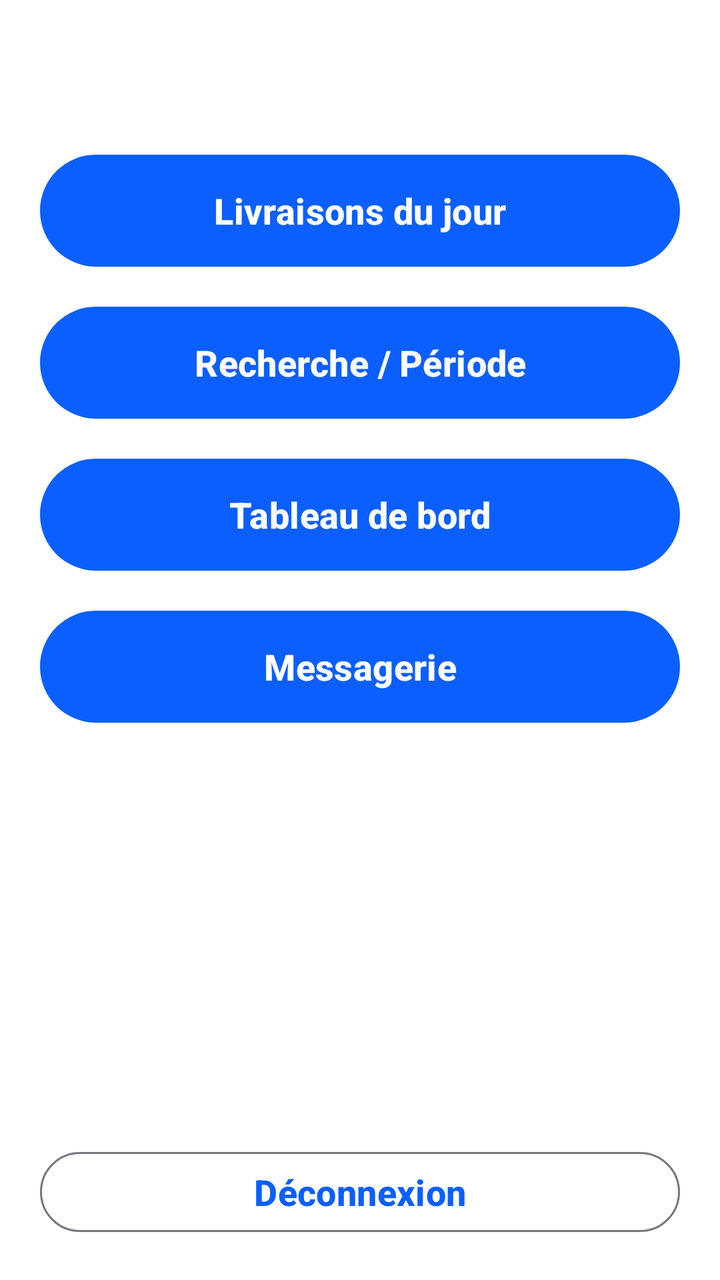
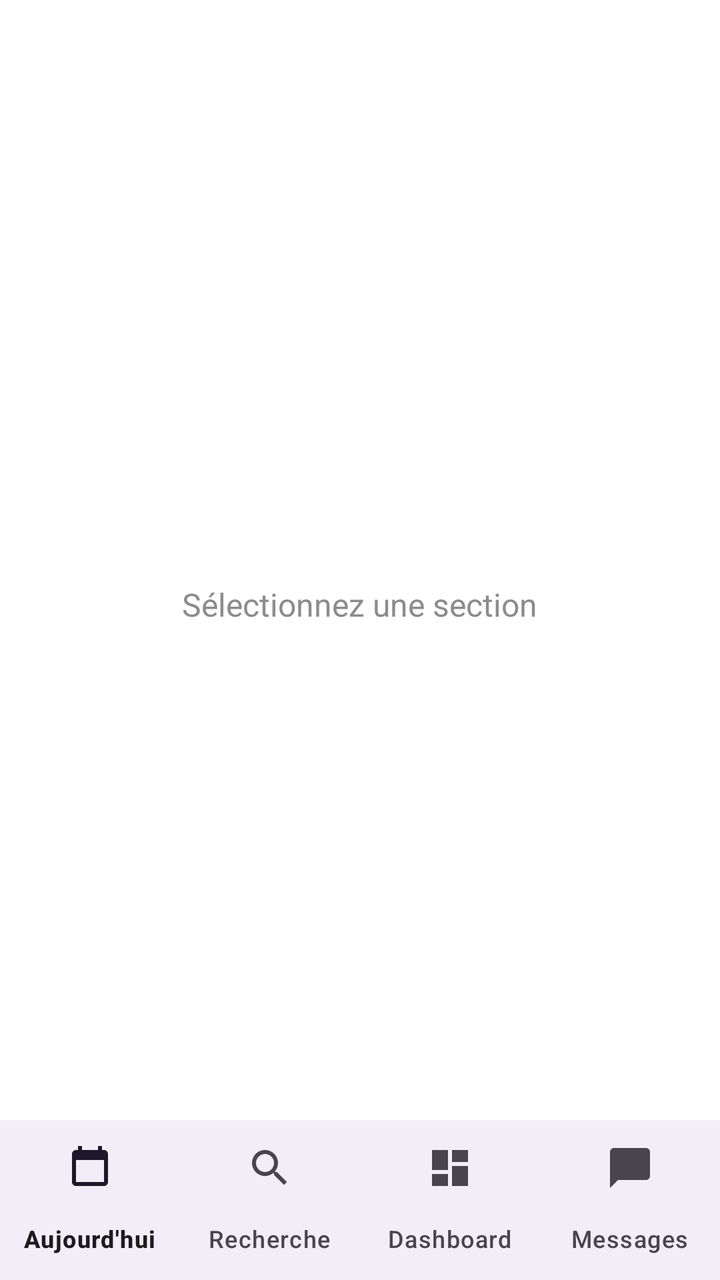

An Android layout rendered at two revisions. The XML below is the earlier revision; the diff shows what the commit changed to produce the second picture.
<!-- AndroidManifest.xml: application theme Theme.Livraison -->
<!-- res/layout/activity_controller_home.xml -->
<?xml version="1.0" encoding="utf-8"?>
<LinearLayout xmlns:android="http://schemas.android.com/apk/res/android"
    android:layout_width="match_parent"
    android:layout_height="match_parent"
    android:orientation="vertical"
    android:padding="20dp">

    <TextView
        android:id="@+id/tvGreeting"
        android:layout_width="match_parent"
        android:layout_height="wrap_content"
        android:textSize="22sp"
        android:textStyle="bold"
        android:textColor="@color/primary"
        android:layout_marginBottom="24dp"/>

    <com.google.android.material.button.MaterialButton
        android:id="@+id/btnToday"
        android:layout_width="match_parent"
        android:layout_height="wrap_content"
        android:layout_marginBottom="12dp"
        android:text="@string/ctrl_today"/>

    <com.google.android.material.button.MaterialButton
        android:id="@+id/btnSearch"
        android:layout_width="match_parent"
        android:layout_height="wrap_content"
        android:layout_marginBottom="12dp"
        android:text="@string/ctrl_search"/>

    <com.google.android.material.button.MaterialButton
        android:id="@+id/btnDashboard"
        android:layout_width="match_parent"
        android:layout_height="wrap_content"
        android:layout_marginBottom="12dp"
        android:text="@string/ctrl_dashboard"/>

    <com.google.android.material.button.MaterialButton
        android:id="@+id/btnMessaging"
        android:layout_width="match_parent"
        android:layout_height="wrap_content"
        android:layout_marginBottom="12dp"
        android:text="@string/ctrl_messaging"/>

    <Space
        android:layout_width="match_parent"
        android:layout_height="0dp"
        android:layout_weight="1"/>

    <com.google.android.material.button.MaterialButton
        android:id="@+id/btnLogout"
        style="@style/Widget.Material3.Button.OutlinedButton"
        android:layout_width="match_parent"
        android:layout_height="wrap_content"
        android:text="@string/logout"/>
</LinearLayout>
<!-- resources referenced by this layout -->
<resources>
  <color name="primary">#0B5FFF</color>
  <string name="ctrl_dashboard">Tableau de bord</string>
  <string name="ctrl_messaging">Messagerie</string>
  <string name="ctrl_search">Recherche / Période</string>
  <string name="ctrl_today">Livraisons du jour</string>
  <string name="logout">Déconnexion</string>
  <style name="Theme.Livraison" parent="Theme.Material3.DayNight">
          <item name="colorPrimary">@color/primary</item>
          <item name="colorOnPrimary">@color/on_primary</item>
          <item name="colorPrimaryContainer">@color/primary_dark</item>
          <item name="colorSecondary">@color/accent</item>
          <item name="colorOnSecondary">@color/on_accent</item>
          <item name="android:windowBackground">@color/bg</item>
          <item name="android:textSize">18sp</item>
          <item name="materialButtonStyle">@style/Widget.Livraison.Button</item>
      </style>
  <color name="on_primary">#FFFFFF</color>
  <color name="primary_dark">#063FAA</color>
  <color name="accent">#FFB300</color>
  <color name="on_accent">#000000</color>
  <color name="bg">#FFFFFF</color>
  <style name="Widget.Livraison.Button" parent="Widget.Material3.Button">
          <item name="android:minHeight">64dp</item>
          <item name="android:textSize">18sp</item>
          <item name="android:textStyle">bold</item>
          <item name="android:paddingStart">20dp</item>
          <item name="android:paddingEnd">20dp</item>
      </style>
</resources>

<!-- the commit's change to res/layout/activity_controller_home.xml (unified diff, before → after) -->
@@ -1,56 +1,43 @@
 <?xml version="1.0" encoding="utf-8"?>
-<LinearLayout xmlns:android="http://schemas.android.com/apk/res/android"
+<RelativeLayout xmlns:android="http://schemas.android.com/apk/res/android"
+    xmlns:app="http://schemas.android.com/apk/res-auto"
     android:layout_width="match_parent"
     android:layout_height="match_parent"
-    android:orientation="vertical"
-    android:padding="20dp">
+    android:background="@color/bg">
 
-    <TextView
-        android:id="@+id/tvGreeting"
+    <LinearLayout
+        android:layout_width="match_parent"
+        android:layout_height="match_parent"
+        android:layout_above="@id/bottomNav"
+        android:orientation="vertical"
+        android:gravity="center"
+        android:padding="32dp">
+
+        <TextView
+            android:id="@+id/tvGreeting"
+            android:layout_width="wrap_content"
+            android:layout_height="wrap_content"
+            android:textSize="24sp"
+            android:textStyle="bold"
+            android:textColor="@color/primary"
+            android:gravity="center"/>
+
+        <TextView
+            android:layout_width="wrap_content"
+            android:layout_height="wrap_content"
+            android:text="Sélectionnez une section"
+            android:textSize="16sp"
+            android:textColor="@color/state_pending"
+            android:gravity="center"
+            android:layout_marginTop="12dp"/>
+    </LinearLayout>
+
+    <com.google.android.material.bottomnavigation.BottomNavigationView
+        android:id="@+id/bottomNav"
         android:layout_width="match_parent"
         android:layout_height="wrap_content"
-        android:textSize="22sp"
-        android:textStyle="bold"
-        android:textColor="@color/primary"
-        android:layout_marginBottom="24dp"/>
+        android:layout_alignParentBottom="true"
+        app:menu="@menu/nav_controller_bottom"
+        app:labelVisibilityMode="labeled"/>
 
-    <com.google.android.material.button.MaterialButton
-        android:id="@+id/btnToday"
-        android:layout_width="match_parent"
-        android:layout_height="wrap_content"
-        android:layout_marginBottom="12dp"
-        android:text="@string/ctrl_today"/>
-
-    <com.google.android.material.button.MaterialButton
-        android:id="@+id/btnSearch"
-        android:layout_width="match_parent"
-        android:layout_height="wrap_content"
-        android:layout_marginBottom="12dp"
-        android:text="@string/ctrl_search"/>
-
-    <com.google.android.material.button.MaterialButton
-        android:id="@+id/btnDashboard"
-        android:layout_width="match_parent"
-        android:layout_height="wrap_content"
-        android:layout_marginBottom="12dp"
-        android:text="@string/ctrl_dashboard"/>
-
-    <com.google.android.material.button.MaterialButton
-        android:id="@+id/btnMessaging"
-        android:layout_width="match_parent"
-        android:layout_height="wrap_content"
-        android:layout_marginBottom="12dp"
-        android:text="@string/ctrl_messaging"/>
-
-    <Space
-        android:layout_width="match_parent"
-        android:layout_height="0dp"
-        android:layout_weight="1"/>
-
-    <com.google.android.material.button.MaterialButton
-        android:id="@+id/btnLogout"
-        style="@style/Widget.Material3.Button.OutlinedButton"
-        android:layout_width="match_parent"
-        android:layout_height="wrap_content"
-        android:text="@string/logout"/>
-</LinearLayout>
+</RelativeLayout>
<!-- resource entries referenced after the edit -->
@@ -1,11 +1,8 @@
 <!-- resources referenced by this layout -->
 <resources>
+  <color name="bg">#FFFFFF</color>
   <color name="primary">#0B5FFF</color>
-  <string name="ctrl_dashboard">Tableau de bord</string>
-  <string name="ctrl_messaging">Messagerie</string>
-  <string name="ctrl_search">Recherche / Période</string>
-  <string name="ctrl_today">Livraisons du jour</string>
-  <string name="logout">Déconnexion</string>
+  <color name="state_pending">#8C8C8C</color>
   <style name="Theme.Livraison" parent="Theme.Material3.DayNight">
           <item name="colorPrimary">@color/primary</item>
           <item name="colorOnPrimary">@color/on_primary</item>
@@ -20,7 +17,6 @@
   <color name="primary_dark">#063FAA</color>
   <color name="accent">#FFB300</color>
   <color name="on_accent">#000000</color>
-  <color name="bg">#FFFFFF</color>
   <style name="Widget.Livraison.Button" parent="Widget.Material3.Button">
           <item name="android:minHeight">64dp</item>
           <item name="android:textSize">18sp</item>
